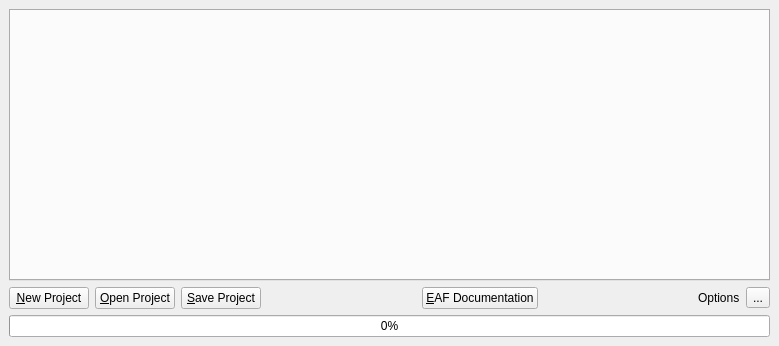
First picture: the form in dock.ui, repository doublebyte1/eaf, before the edit.
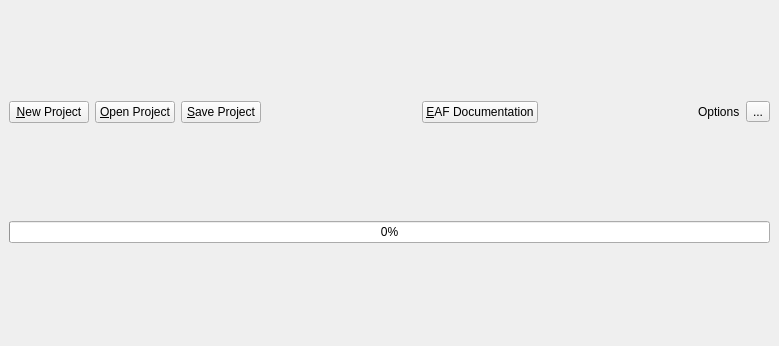
Second picture: the form after the edit.

```diff
--- a/dock.ui
+++ b/dock.ui
@@ -15,16 +15,6 @@
   </property>
   <widget class="QWidget" name="dockWidgetContents">
    <layout class="QVBoxLayout" name="verticalLayout">
-    <item>
-     <widget class="QTabWidget" name="tabWidget">
-      <property name="enabled">
-       <bool>true</bool>
-      </property>
-      <property name="currentIndex">
-       <number>-1</number>
-      </property>
-     </widget>
-    </item>
     <item>
      <layout class="QHBoxLayout" name="horizontalLayout">
       <item>
```
